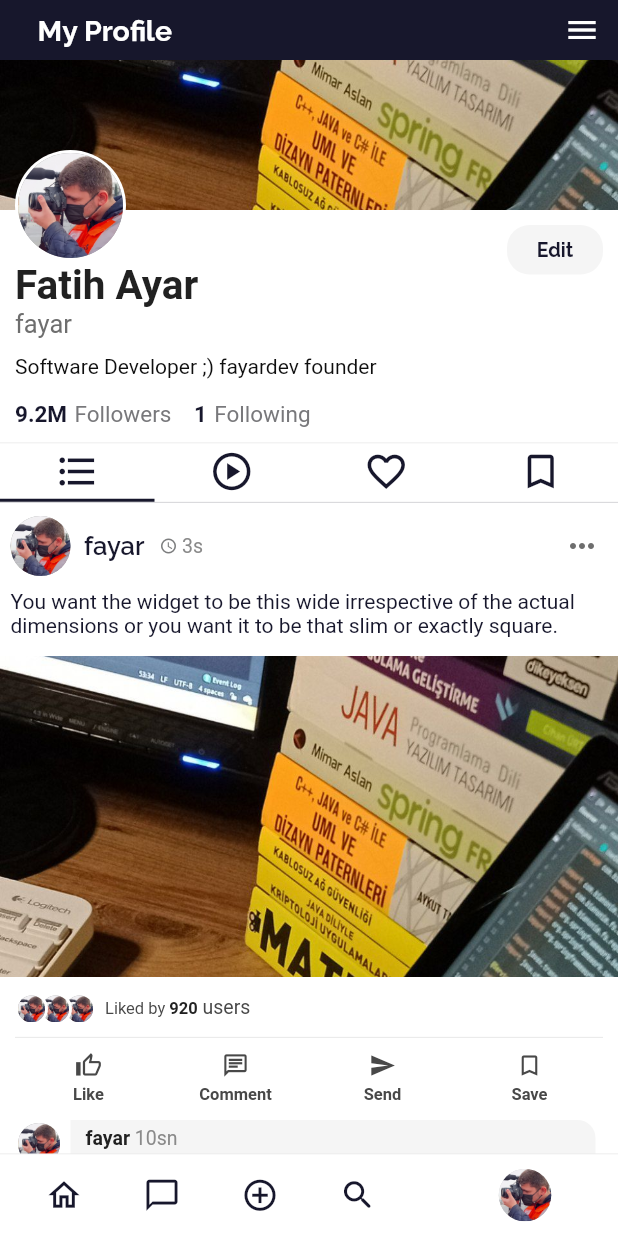
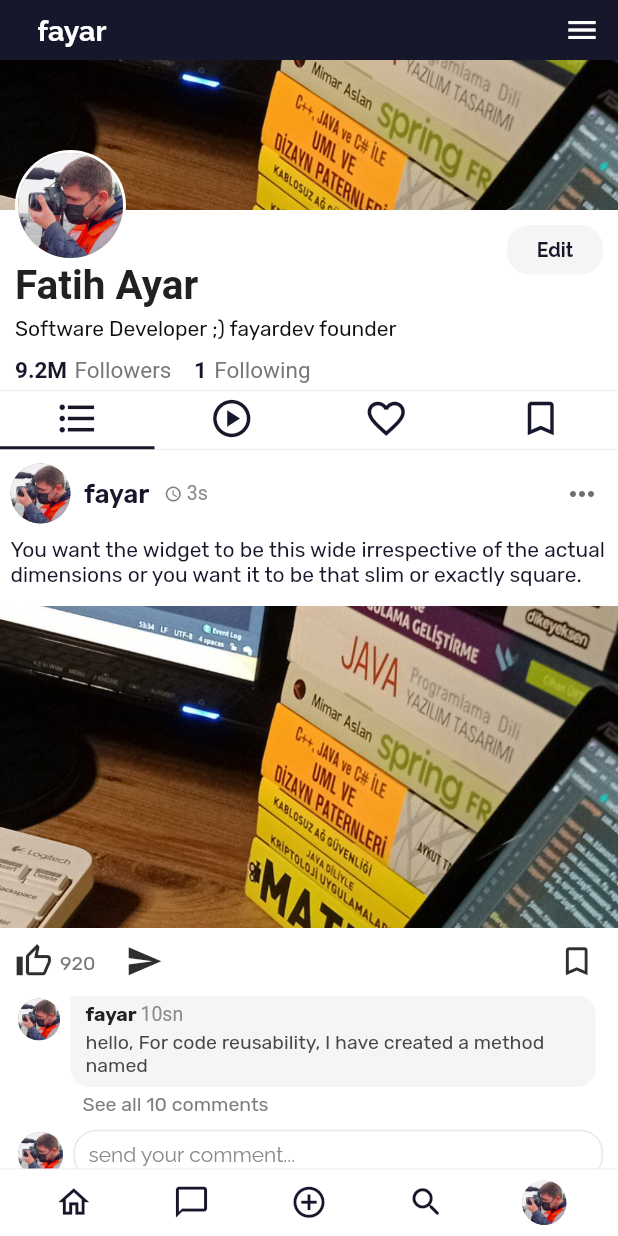
Before and after one commit to fatihayaaar/regms-mobile-app, a Flutter app: the screen it shows after launch, after a tap on "Login", on a phone screen of 412 x 824 dp. Run offline on Flutter 3.47's test engine with Material 2 defaults, Android fonts, the phone set to English and light mode, and no system bars; our stand-ins replace expandable_page_view, google_fonts, simple_animations; missing offline and left inert: flutter_verification_code.

Commit message:
my_profile_screen.dart edited

```diff
--- a/lib/constants/colors.dart
+++ b/lib/constants/colors.dart
@@ -23,3 +23,6 @@ const kNameAndSurnameColor = Color.fromRGBO(110, 110, 110, 1.0);
 
 const kCommentUsernameColor = Color.fromRGBO(33, 33, 33, 1.0);
 const kCommentTextColor = Color.fromRGBO(72, 72, 72, 1.0);
+const kCommentActionIconColor = Color.fromRGBO(47, 47, 47, 1.0);
+
+const kPostActionTextColor = Color.fromRGBO(117, 117, 117, 1.0);
--- a/lib/constants/styles.dart
+++ b/lib/constants/styles.dart
@@ -144,7 +144,7 @@ final kHintTextStyle = GoogleFonts.raleway(
   color: kTextFieldLightColor,
 );
 
-final kBioTextStyle = GoogleFonts.roboto(
+final kBioTextStyle = GoogleFonts.rubik(
   fontSize: 14,
   color: kTextBioColor,
 );
@@ -160,22 +160,21 @@ final tsRichTextStyle = (color) => GoogleFonts.raleway(
       color: color,
     );
 
-final kCommentRichTextStyle = (color, weight) => GoogleFonts.roboto(
+final kCommentRichTextStyle = (color, weight) => GoogleFonts.rubik(
       fontSize: 13,
       color: color,
       fontWeight: weight,
     );
 
-final kLikeRichTextStyle = (color, weight) => GoogleFonts.roboto(
+final kLikeRichTextStyle = (color, weight) => GoogleFonts.rubik(
       height: 1.4,
       fontSize: 11,
       color: color,
       fontWeight: weight,
     );
 
-final kActionRichTextStyle = (color, weight) => GoogleFonts.roboto(
-      height: 1.4,
-      fontSize: 11,
+final kActionRichTextStyle = (color, weight) => GoogleFonts.rubik(
+      fontSize: 13,
       color: color,
       fontWeight: weight,
     );
@@ -197,7 +196,7 @@ final Decoration kBoxDecorationDropDownButton = BoxDecoration(
   borderRadius: BorderRadius.circular(15),
 );
 
-final gSheetActionTextStyle = GoogleFonts.nunitoSans(
+final gSheetActionTextStyle = GoogleFonts.rubik(
   fontSize: 14,
   color: Color.fromRGBO(88, 80, 49, 1),
 );
@@ -253,20 +252,14 @@ final kListTitleTextStyle = GoogleFonts.raleway(
   fontSize: 19,
 );
 
-final kPostUsernameTextStyle = GoogleFonts.raleway(
+final kPostUsernameTextStyle = GoogleFonts.rubik(
   color: kAppbarColor,
   fontWeight: FontWeight.w600,
   fontSize: 17,
 );
 
-final kPostContentTextStyle = GoogleFonts.roboto(
+final kPostContentTextStyle = GoogleFonts.rubik(
   color: kAppbarColor,
   fontWeight: FontWeight.w400,
   fontSize: 14,
 );
-
-final kPostCountTextStyle = GoogleFonts.roboto(
-  fontSize: 15,
-  fontWeight: FontWeight.normal,
-  color: kRegisterRichTextAboutColor,
-);
--- a/lib/screens/my_profile_screen.dart
+++ b/lib/screens/my_profile_screen.dart
@@ -40,7 +40,7 @@ class _MyProfileScreen extends State {
       ),
       headerSliverBuilder: (BuildContext context, bool innerBoxIsScrolled) {
         return [
-          buildSilverApp(_buildProfileContent(), "My Profile", context),
+          buildSilverApp(_buildProfileContent(), "fayar", context),
         ];
       },
     );
@@ -64,10 +64,10 @@ class _MyProfileScreen extends State {
                 crossAxisAlignment: CrossAxisAlignment.start,
                 children: [
                   _buildAvatar(),
-                  _buildUsernameAndFirstName(),
+                  _buildNameAndSurname(),
+                  SizedBox(height: 5),
+                  _buildBio(),
                   SizedBox(height: 10),
-                  _buildBio(),
-                  SizedBox(height: 15),
                   Row(
                     mainAxisAlignment: MainAxisAlignment.start,
                     crossAxisAlignment: CrossAxisAlignment.start,
@@ -108,20 +108,10 @@ class _MyProfileScreen extends State {
     );
   }
 
-  _buildUsernameAndFirstName() {
-    return Column(
-      mainAxisAlignment: MainAxisAlignment.end,
-      crossAxisAlignment: CrossAxisAlignment.start,
-      children: [
-        Text(
-          "Fatih Ayar",
-          style: kNameAndSurnameTextStyle,
-        ),
-        Text(
-          "fayar",
-          style: kUsernameTextStyle,
-        ),
-      ],
+  _buildNameAndSurname() {
+    return Text(
+      "Fatih Ayar",
+      style: kNameAndSurnameTextStyle,
     );
   }
 
--- a/lib/widgets/app_bar/silver_app_bar.dart
+++ b/lib/widgets/app_bar/silver_app_bar.dart
@@ -15,7 +15,7 @@ buildSilverApp(header, title, context) {
     shadowColor: Colors.transparent,
     backgroundColor: kAppbarColor,
     toolbarHeight: 40,
-    expandedHeight: 335.0,
+    expandedHeight: 300.0,
     leadingWidth: 400,
     leading: Container(
       margin: const EdgeInsets.fromLTRB(25, 0, 0, 0),
--- a/lib/widgets/bottom_navbar.dart
+++ b/lib/widgets/bottom_navbar.dart
@@ -33,7 +33,7 @@ class BottomNavBarState extends State<BottomNavBar> {
           ),
         ),
       ),
-      height: 55,
+      height: 45,
       width: MediaQuery.of(context).size.width,
       padding: EdgeInsets.symmetric(horizontal: 10),
       child: Row(
@@ -67,7 +67,7 @@ class BottomNavBarState extends State<BottomNavBar> {
             ),
           ),
           Expanded(
-            flex: 2,
+            flex: 1,
             child: _buildAvatarItem(
               page: MyProfileScreen(),
             ),
@@ -90,12 +90,7 @@ class BottomNavBarState extends State<BottomNavBar> {
   }
 
   Widget _buildAvatarItem({required Widget page}) {
-    return Container(
-      height: 35,
-      width: 35,
-      alignment: Alignment.centerRight,
-      padding: EdgeInsets.fromLTRB(0, 0, 20, 0),
-      child: ElevatedButton(
+    return ElevatedButton(
       onPressed: () {
         Navigator.push(context, _createRoute(page));
       },
@@ -104,10 +99,9 @@ class BottomNavBarState extends State<BottomNavBar> {
         borderRadius: BorderRadius.circular(100),
         child: CircleAvatar(
           backgroundColor: Colors.grey.withOpacity(0.5),
-            radius: 20,
+          radius: 15,
           backgroundImage: AssetImage("assets/images/dump_1.jpg"),
           //child: Image.file(),
-          ),
         ),
       ),
     );
--- a/lib/widgets/post_card.dart
+++ b/lib/widgets/post_card.dart
@@ -132,11 +132,6 @@ class _PostCardState extends State {
   _buildPostFooter() {
     return Column(
       children: [
-        _buildLikeStatus(),
-        Container(
-          child: Divider(color: kBorderColor, height: 0),
-          margin: EdgeInsets.fromLTRB(10, 0, 10, 0),
-        ),
         _buildActions(),
         _buildComments(),
         _buildCommentTextField(),
@@ -150,8 +145,8 @@ class _PostCardState extends State {
       child: Text(
         "$text",
         style: kActionRichTextStyle(
-          kCommentTextColor,
-          FontWeight.bold,
+          kPostActionTextColor,
+          FontWeight.normal
         ),
       ),
     );
@@ -201,22 +196,17 @@ class _PostCardState extends State {
           _buildAction(
             icon: (Icons.thumb_up_alt_outlined),
             onClick: () {},
-            text: "Like",
+            text: "$likeCount",
           ),
-          _buildAction(
-            icon: (Icons.chat_outlined),
-            onClick: () {},
-            text: "Comment",
-          ),
+          SizedBox(width: 20),
           _buildAction(
             icon: (Icons.send),
             onClick: () {},
-            text: "Send",
           ),
+          Expanded(child: Container()),
           _buildAction(
             icon: (Icons.bookmark_border),
             onClick: () {},
-            text: "Save",
           ),
         ],
       ),
@@ -225,61 +215,23 @@ class _PostCardState extends State {
 
   _buildAction(
       {String? text, required IconData icon, required void onClick()}) {
-    return Expanded(
-      child: Column(
+    return Row(
       crossAxisAlignment: CrossAxisAlignment.center,
       mainAxisAlignment: MainAxisAlignment.center,
       children: [
         Container(
           child: Icon(
             icon,
-              size: 18,
-              color: kCommentTextColor,
+            size: 25,
+            color: kCommentActionIconColor,
           ),
         ),
+        SizedBox(width: 5),
         Visibility(
           visible: text == null ? false : true,
           child: _buildPostActionText(text),
         ),
       ],
-      ),
-    );
-  }
-
-  _buildLikeText() {
-    return Container(
-      alignment: Alignment.centerLeft,
-      margin: EdgeInsets.fromLTRB(0, 10, 10, 10),
-      child: RichText(
-        textAlign: TextAlign.left,
-        overflow: TextOverflow.ellipsis,
-        text: TextSpan(
-          children: [
-            TextSpan(
-              text: 'Liked by ',
-              style: kLikeRichTextStyle(
-                kCommentTextColor,
-                FontWeight.normal,
-              ),
-            ),
-            TextSpan(
-              text: '$likeCount',
-              style: kLikeRichTextStyle(
-                kCommentUsernameColor,
-                FontWeight.bold,
-              ),
-              recognizer: TapGestureRecognizer()..onTap = () {},
-            ),
-            TextSpan(
-              text: ' users ',
-              style: kCommentRichTextStyle(
-                kCommentTextColor,
-                FontWeight.normal,
-              ),
-            ),
-          ],
-        ),
-      ),
     );
   }
 
@@ -350,54 +302,6 @@ class _PostCardState extends State {
     );
   }
 
-  _buildLikeStatus() {
-    return Row(
-      children: [
-        _buildLikeAvatars(),
-        _buildLikeText(),
-      ],
-    );
-  }
-
-  _buildLikeAvatars() {
-    return Container(
-      width: 60,
-      height: 20,
-      margin: const EdgeInsets.fromLTRB(10, 10, 0, 10),
-      child: Stack(
-        children: [
-          Positioned(
-            top: 0,
-            left: 32,
-            child: _buildLikeAvatar(),
-          ),
-          Positioned(
-            top: 0,
-            left: 16,
-            child: _buildLikeAvatar(),
-          ),
-          Positioned(
-            top: 0,
-            left: 0,
-            child: _buildLikeAvatar(),
-          ),
-        ],
-      ),
-    );
-  }
-
-  _buildLikeAvatar() {
-    return Container(
-      alignment: Alignment.bottomLeft,
-      margin: const EdgeInsets.fromLTRB(0, 0, 0, 0),
-      child: buildAvatar(
-        borderColor: Colors.white.withOpacity(1),
-        img: "$avatar",
-        size: 9,
-      ),
-    );
-  }
-
   _buildCommentBox() {
     return Expanded(
       child: Container(
```
Lines whose indentation alone changed are shown as unchanged.
